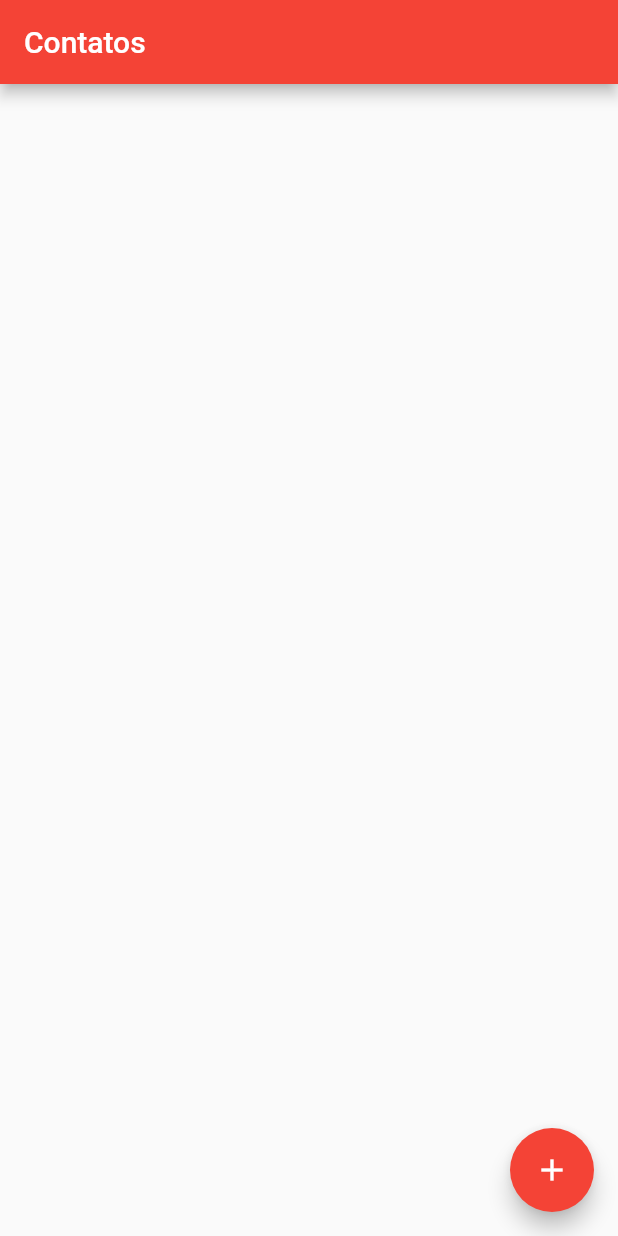
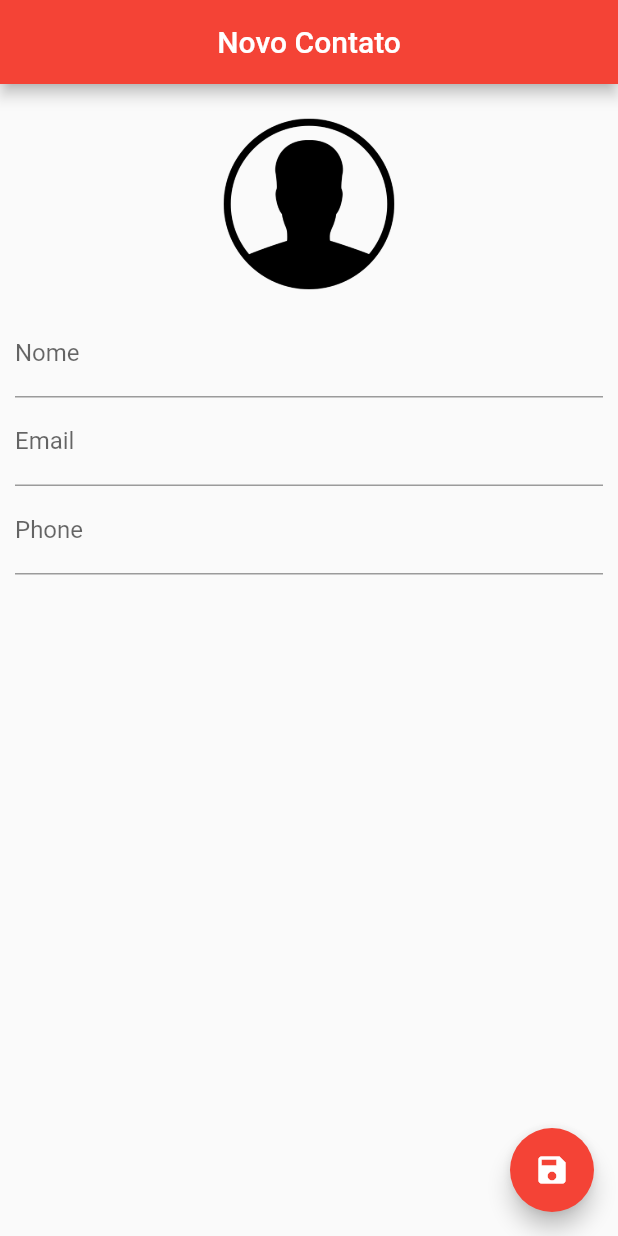
Before and after one commit to HenriqueMontagna/Agenda_Contatos, a Flutter app: the screen it shows after launch, on a phone screen of 412 x 824 dp. Run offline on Flutter 3.47's test engine with Material 2 defaults, Android fonts, the phone set to English and light mode, and no system bars; our stand-ins replace sqflite; accounts and stored records are empty.

Commit message:
Card de Contato Add; Pag Add Contato Add.

```diff
--- a/lib/main.dart
+++ b/lib/main.dart
@@ -1,6 +1,8 @@
+import 'package:agenda_contatos_flutter/ui/contact_page.dart';
 import 'package:agenda_contatos_flutter/ui/home_page.dart';
 import 'package:flutter/material.dart';
 
 void main() => runApp(MaterialApp(
-      home: HomePage(),
+      home: ContactPage(),
+      debugShowCheckedModeBanner: false,
     ));
--- /dev/null
+++ b/lib/ui/contact_page.dart
@@ -0,0 +1,103 @@
+import 'dart:io';
+
+import 'package:agenda_contatos_flutter/helpers/contact_helper.dart';
+import 'package:flutter/material.dart';
+
+class ContactPage extends StatefulWidget {
+  final Contact contact;
+
+  ContactPage({this.contact});
+
+  @override
+  _ContactPageState createState() => _ContactPageState();
+}
+
+class _ContactPageState extends State<ContactPage> {
+  Contact _editedContact;
+
+  bool _userEdited = false;
+
+  final _nameController = TextEditingController();
+  final _emailController = TextEditingController();
+  final _phoneController = TextEditingController();
+
+  @override
+  void initState() {
+    super.initState();
+
+    if (widget.contact == null) {
+      _editedContact = Contact();
+    } else {
+      _editedContact = Contact.fromMap(widget.contact.toMap());
+
+      _nameController.text = _editedContact.nome;
+      _emailController.text = _editedContact.email;
+      _phoneController.text = _editedContact.phone;
+    }
+  }
+
+  @override
+  Widget build(BuildContext context) {
+    return Scaffold(
+      appBar: AppBar(
+        title: Text(_editedContact.nome ?? "Novo Contato"),
+        backgroundColor: Colors.red,
+        centerTitle: true,
+      ),
+      floatingActionButton: FloatingActionButton(
+        onPressed: null,
+        child: Icon(Icons.save),
+        backgroundColor: Colors.red,
+      ),
+      body: SingleChildScrollView(
+        padding: EdgeInsets.all(10.0),
+        child: Column(
+          children: <Widget>[
+            GestureDetector(
+              child: Container(
+                width: 140.0,
+                height: 140.0,
+                decoration: BoxDecoration(
+                  shape: BoxShape.circle,
+                  image: DecorationImage(
+                    image: _editedContact.img != null
+                        ? FileImage(File(_editedContact.img))
+                        : AssetImage("images/person.png"),
+                  ),
+                ),
+              ),
+            ),
+            TextField(
+              controller: _nameController,
+              decoration: InputDecoration(labelText: "Nome"),
+              onChanged: (text){
+                _userEdited = true;
+                setState(() {
+                  _editedContact.nome = text;
+                });
+              },
+            ),
+            TextField(
+              controller:  _emailController,
+              decoration: InputDecoration(labelText: "Email"),
+              onChanged: (text){
+                _userEdited = true;
+                  _editedContact.email = text;
+              },
+              keyboardType: TextInputType.emailAddress,
+            ),
+            TextField(
+              controller: _phoneController,
+              decoration: InputDecoration(labelText: "Phone"),
+              onChanged: (text){
+                _userEdited = true;
+                  _editedContact.phone = text;
+
+              },
+            ),
+          ],
+        ),
+      ),
+    );
+  }
+}
--- a/pubspec.yaml
+++ b/pubspec.yaml
@@ -48,6 +48,8 @@ flutter:
   #  - images/a_dot_burr.jpeg
   #  - images/a_dot_ham.jpeg
 
+  assets:
+   - images/person.png
   # An image asset can refer to one or more resolution-specific "variants", see
   # https://flutter.dev/assets-and-images/#resolution-aware.
 
```
Also changed, not shown: lib/ui/home_page.dart (+69 -0 lines), images/person.png (added).
